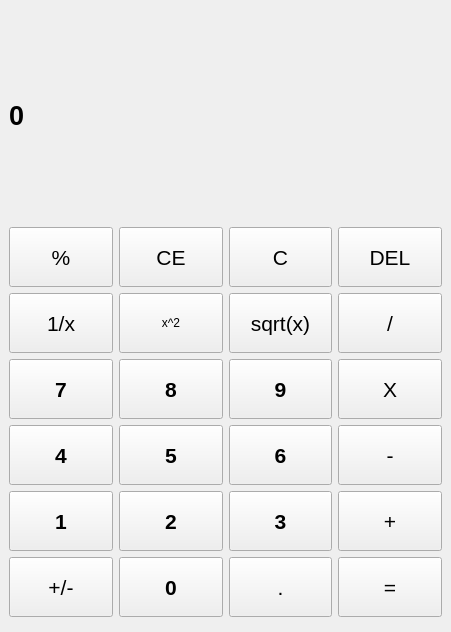
Old version of the form calc/mainwindow.ui in the repository bk-ru/OneDayCode.
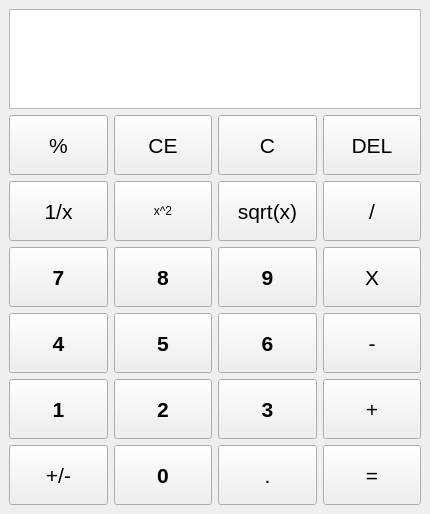
New version of the form.

```diff
--- a/calc/mainwindow.ui
+++ b/calc/mainwindow.ui
@@ -6,8 +6,8 @@
    <rect>
     <x>0</x>
     <y>0</y>
-    <width>451</width>
-    <height>632</height>
+    <width>430</width>
+    <height>514</height>
    </rect>
   </property>
   <property name="windowTitle">
@@ -16,7 +16,13 @@
   <widget class="QWidget" name="centralwidget">
    <layout class="QVBoxLayout" name="verticalLayout">
     <item>
-     <widget class="QLabel" name="label_result">
+     <widget class="QLabel" name="displayRes">
+      <property name="minimumSize">
+       <size>
+        <width>321</width>
+        <height>35</height>
+       </size>
+      </property>
       <property name="maximumSize">
        <size>
         <width>16777215</width>
@@ -30,8 +36,27 @@
         <bold>true</bold>
        </font>
       </property>
+      <property name="styleSheet">
+       <string notr="true">border: 1 solid #b8b8b8;
+background-color: #fff;</string>
+      </property>
       <property name="text">
-       <string>0</string>
+       <string/>
+      </property>
+      <property name="scaledContents">
+       <bool>true</bool>
+      </property>
+      <property name="alignment">
+       <set>Qt::AlignRight|Qt::AlignTrailing|Qt::AlignVCenter</set>
+      </property>
+      <property name="wordWrap">
+       <bool>true</bool>
+      </property>
+      <property name="openExternalLinks">
+       <bool>false</bool>
+      </property>
+      <property name="textInteractionFlags">
+       <set>Qt::TextSelectableByKeyboard|Qt::TextSelectableByMouse</set>
       </property>
      </widget>
     </item>
```
Left out of the diff: 94 changed lines with no effect on the pictures.
